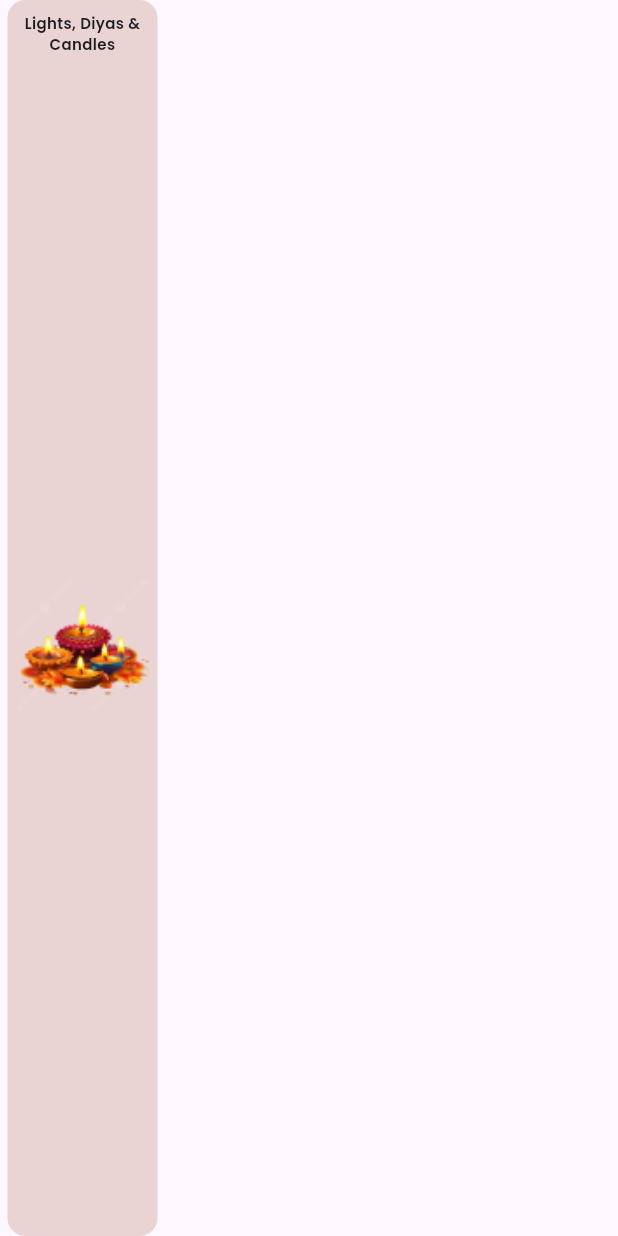
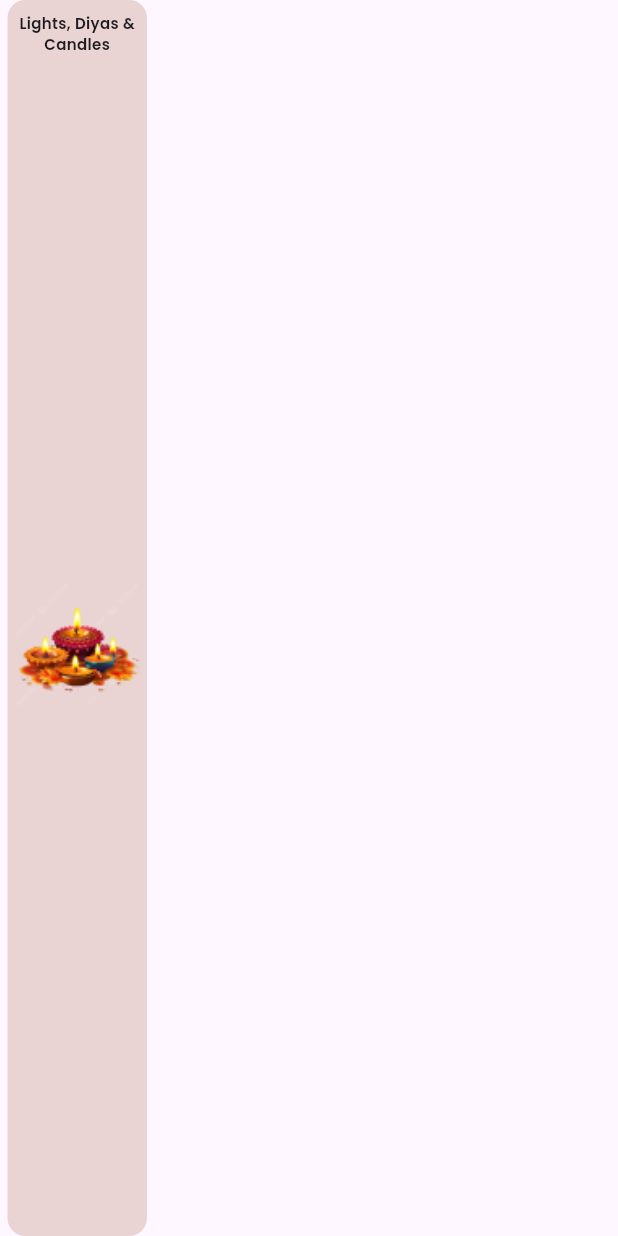
Before and after one commit to jonathan-muina19/blinkit_ui, a Flutter app: the DiwaliCategoryCard widget shown alone on an empty page, opened directly, on a phone screen of 412 x 824 dp. Run offline on Flutter 3.47's test engine with Material 3 defaults, Android fonts, the phone set to English and light mode, and no system bars.

```diff
--- a/lib/screens/home/home_screen.dart
+++ b/lib/screens/home/home_screen.dart
@@ -89,7 +89,7 @@ class HomeScreen extends StatelessWidget {
           Stack(
             children: [
               Container(
-                height: 220,
+                height: 180,
                 width: double.infinity,
                 color: AppColors.appBarHomeColor,
                 child: Column(children: [SizedBox(height: 30)]),
@@ -113,7 +113,7 @@ class HomeScreen extends StatelessWidget {
                     ],
                   ),
                   SizedBox(
-                    height: 120,
+                    height: 100,
                     child: ListView(
                       scrollDirection: Axis.horizontal,
                       children: [
--- a/lib/widgets/diwalicategorycard/diwali_category_card.dart
+++ b/lib/widgets/diwalicategorycard/diwali_category_card.dart
@@ -14,7 +14,7 @@ class DiwaliCategoryCard extends StatelessWidget {
   @override
   Widget build(BuildContext context) {
     return Container(
-      width: 100,
+      width: 93,
       margin: const EdgeInsets.only(left: 5),
       decoration: BoxDecoration(
         color: Color(0xFFEAD3D3),
```
